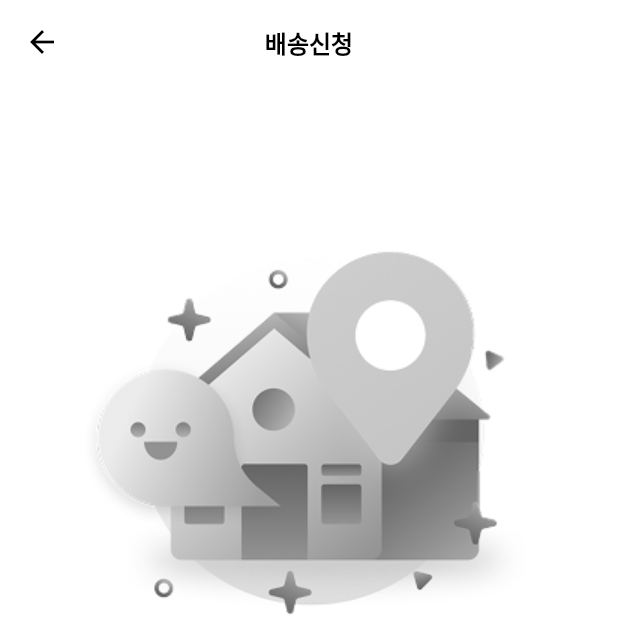
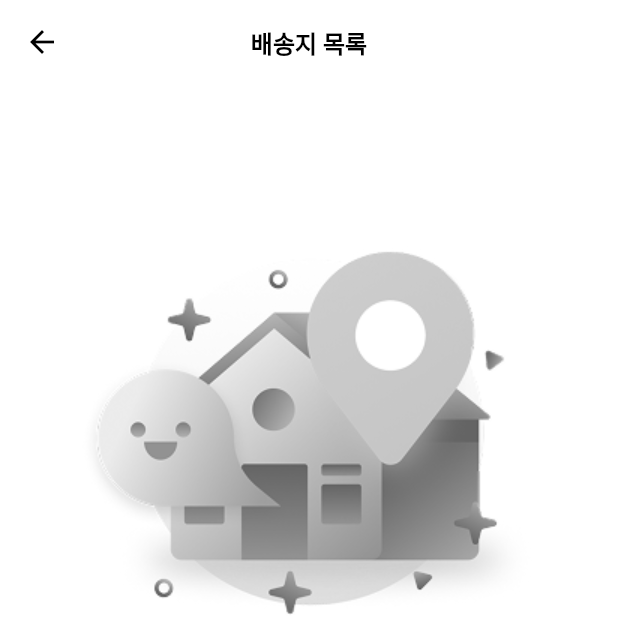
Before and after one commit to hshy1839/lucky_pang, a Flutter app: the ProfileScreen screen opened directly, after a tap on "앱 설정", after a tap on "배송지 관리", on a phone screen of 412 x 824 dp, the top half of it. Run offline on Flutter 3.47's test engine with Material 3 defaults, Android fonts, the phone set to English and light mode, and no system bars; our stand-ins replace carousel_slider, firebase_auth, firebase_core, flutter_screenutil, flutter_secure_storage, flutter_svg and 6 more; missing offline and left inert: bootpay, kakao_flutter_sdk_user; accounts and stored records are empty; generated files the repository leaves out were written again; network calls fail; Roboto replaces fonts that are missing (pretendard-regular); project files that could hold a hidden picture were left out.

Commit message:
feat: 배송지 정보 페이지

```diff
--- a/lib/views/profile_activity/profile_screen.dart
+++ b/lib/views/profile_activity/profile_screen.dart
@@ -30,7 +30,7 @@ class _ProfileScreenState extends State<ProfileScreen> {
   int totalPoints = 0;
   String? profileImage = '';
   String createdAt = '';
-
+  String referralCode = '';
   final ImagePicker _picker = ImagePicker();
 
   @override
@@ -75,6 +75,7 @@ class _ProfileScreenState extends State<ProfileScreen> {
       nickname = _controller.nickname;
       profileImage = _controller.profileImage;
       createdAt = _controller.createdAt;
+      referralCode = _controller.referralCode;
     });
   }
 
@@ -154,7 +155,7 @@ class _ProfileScreenState extends State<ProfileScreen> {
               children: [
                 Expanded(child: _infoBox(title: '보유 포인트', value: NumberFormat('#,###').format(totalPoints), valueColor: Color(0xFFFF5C43))),
                 SizedBox(width: 12),
-                Expanded(child: _infoBox(title: '친구 추천인 코드', value: 'ㅋㅋㅋㅋㅋ', valueColor: Color(0xFFFF5C43))),
+                Expanded(child: _infoBox(title: '친구 추천인 코드',value: referralCode.isNotEmpty ? referralCode : '-', valueColor: Color(0xFFFF5C43))),
               ],
             ),
             SizedBox(height: 12),
--- a/lib/views/profile_activity/shipping_activity/shipping_info_screen.dart
+++ b/lib/views/profile_activity/shipping_activity/shipping_info_screen.dart
@@ -1,8 +1,36 @@
 import 'package:flutter/material.dart';
 import 'package:flutter_screenutil/flutter_screenutil.dart';
+import '../../../controllers/shipping_controller.dart';
+import '../../widget/shipping_card.dart';
 
-class ShippingInfoScreen extends StatelessWidget {
+class ShippingInfoScreen extends StatefulWidget {
   const ShippingInfoScreen({super.key});
+
+  @override
+  State<ShippingInfoScreen> createState() => _ShippingInfoScreenState();
+}
+
+class _ShippingInfoScreenState extends State<ShippingInfoScreen> {
+  List<Map<String, dynamic>> shippingList = [];
+  bool isLoading = true;
+  String? selectedShippingId;
+
+  @override
+  void initState() {
+    super.initState();
+    fetchShippings();
+  }
+
+  Future<void> fetchShippings() async {
+    final list = await ShippingController.getUserShippings();
+    setState(() {
+      shippingList = list;
+      selectedShippingId = list.isNotEmpty
+          ? (list.firstWhere((s) => s['is_default'] == true, orElse: () => list.first))['_id']
+          : null;
+      isLoading = false;
+    });
+  }
 
   @override
   Widget build(BuildContext context) {
@@ -16,7 +44,7 @@ class ShippingInfoScreen extends StatelessWidget {
         leading: const BackButton(color: Colors.black),
         centerTitle: true,
         title: const Text(
-          '배송신청',
+          '배송지 목록',
           style: TextStyle(
             color: Colors.black,
             fontWeight: FontWeight.bold,
@@ -24,12 +52,22 @@ class ShippingInfoScreen extends StatelessWidget {
           ),
         ),
       ),
-      body: SafeArea(
+      body: isLoading
+          ? const Center(child: CircularProgressIndicator())
+          : shippingList.isEmpty
+          ? buildEmptyState(context)
+          : buildShippingCards(context),
+    );
+  }
+
+  /// 배송지 없을 때 보여줄 UI
+  Widget buildEmptyState(BuildContext context) {
+    return SafeArea(
       child: Column(
         children: [
           SizedBox(height: 60.h),
           Image.asset(
-              'assets/images/shipping_missing.png', // 등록된 이미지 경로
+            'assets/images/shipping_missing.png',
             width: double.infinity,
           ),
           SizedBox(height: 24.h),
@@ -38,8 +76,7 @@ class ShippingInfoScreen extends StatelessWidget {
             style: TextStyle(
               fontSize: 20.sp,
               fontWeight: FontWeight.w700,
-                color: Color(0xFF465461)
-                ,
+              color: const Color(0xFF465461),
             ),
           ),
           SizedBox(height: 10.h),
@@ -48,7 +85,7 @@ class ShippingInfoScreen extends StatelessWidget {
             style: TextStyle(
               fontSize: 14.sp,
               fontWeight: FontWeight.w400,
-                color: Color(0xFF465461),
+              color: const Color(0xFF465461),
             ),
           ),
           SizedBox(height: 40.h),
@@ -57,17 +94,17 @@ class ShippingInfoScreen extends StatelessWidget {
             child: SizedBox(
               width: double.infinity,
               height: 56.h,
-                child: ElevatedButton.icon(
+              child: ElevatedButton(
+                onPressed: () {
+                  Navigator.pushNamed(context, '/shippingCreate');
+                },
                 style: ElevatedButton.styleFrom(
                   backgroundColor: const Color(0xFFFF5C43),
                   shape: RoundedRectangleBorder(
                     borderRadius: BorderRadius.circular(20.r),
                   ),
                 ),
-                  onPressed: () {
-                    Navigator.pushNamed(context, '/shippingCreate');
-                  },
-                  label: Text(
+                child: Text(
                   '배송지 추가하기',
                   style: TextStyle(
                     fontSize: 16.sp,
@@ -80,6 +117,56 @@ class ShippingInfoScreen extends StatelessWidget {
           ),
         ],
       ),
+    );
+  }
+
+  /// 배송지 목록 있을 때: Delivery UI 스타일
+  Widget buildShippingCards(BuildContext context) {
+    return Padding(
+      padding: EdgeInsets.all(16.w),
+      child: Column(
+        crossAxisAlignment: CrossAxisAlignment.start,
+        children: [
+          ElevatedButton.icon(
+            onPressed: () {
+              Navigator.pushNamed(context, '/shippingCreate');
+            },
+            icon: const Icon(Icons.add),
+            label: const Text('배송지 추가하기'),
+            style: ElevatedButton.styleFrom(
+              minimumSize: Size(double.infinity, 48.h),
+              backgroundColor: Colors.grey.shade300,
+              foregroundColor: Colors.black,
+            ),
+          ),
+          SizedBox(height: 16.h),
+          SizedBox(
+            height: 150.h,
+            child: ListView.builder(
+              scrollDirection: Axis.horizontal,
+              itemCount: shippingList.length,
+              itemBuilder: (context, index) {
+                final shipping = shippingList[index];
+                final id = shipping['_id'];
+                return Container(
+                  width: 250.w,
+                  margin: EdgeInsets.only(right: 12.w),
+                  child: ShippingCard(
+                    shipping: shipping,
+                    isSelected: selectedShippingId == id,
+                    onTap: () {
+                      setState(() {
+                        selectedShippingId = id;
+                      });
+                    },
+                    onEdit: () {},
+                    onDelete: () {},
+                  ),
+                );
+              },
+            ),
+          ),
+        ],
       ),
     );
   }
```
Lines whose indentation alone changed are shown as unchanged.
